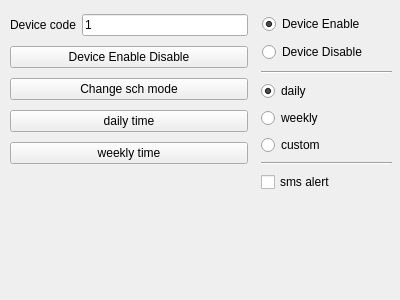
This is irrigationsysApp/frmcmdtest.ui in Qasemt/irrigationsystem as Qt 5 draws it before an edit. The edited form follows.
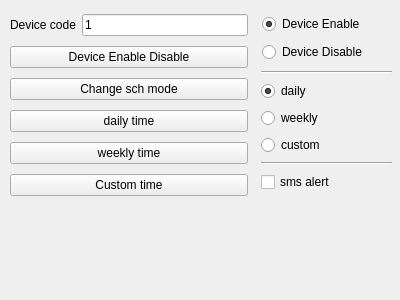
This is the edited form.

Commit message: +custom time

```diff
--- a/irrigationsysApp/frmcmdtest.ui
+++ b/irrigationsysApp/frmcmdtest.ui
@@ -19,7 +19,7 @@
      <x>10</x>
      <y>10</y>
      <width>238</width>
-     <height>163</height>
+     <height>196</height>
     </rect>
    </property>
    <layout class="QVBoxLayout" name="verticalLayout">
@@ -69,9 +69,16 @@
       </property>
      </widget>
     </item>
+    <item>
+     <widget class="QPushButton" name="btnCMDcustomtime">
+      <property name="text">
+       <string>Custom time</string>
+      </property>
+     </widget>
+    </item>
    </layout>
   </widget>
-  <widget class="QWidget" name="">
+  <widget class="QWidget" name="layoutWidget">
    <property name="geometry">
     <rect>
      <x>262</x>
@@ -100,7 +107,7 @@
     </item>
    </layout>
   </widget>
-  <widget class="QWidget" name="">
+  <widget class="QWidget" name="layoutWidget">
    <property name="geometry">
     <rect>
      <x>261</x>
```
The commit also changes 3 other files.
